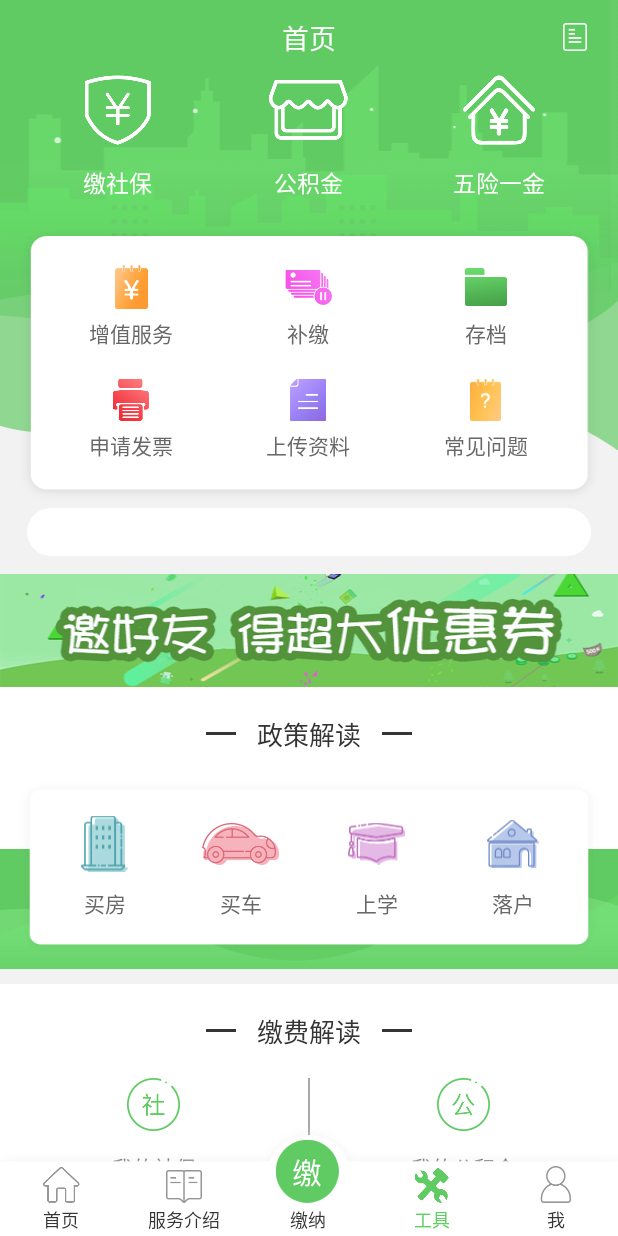
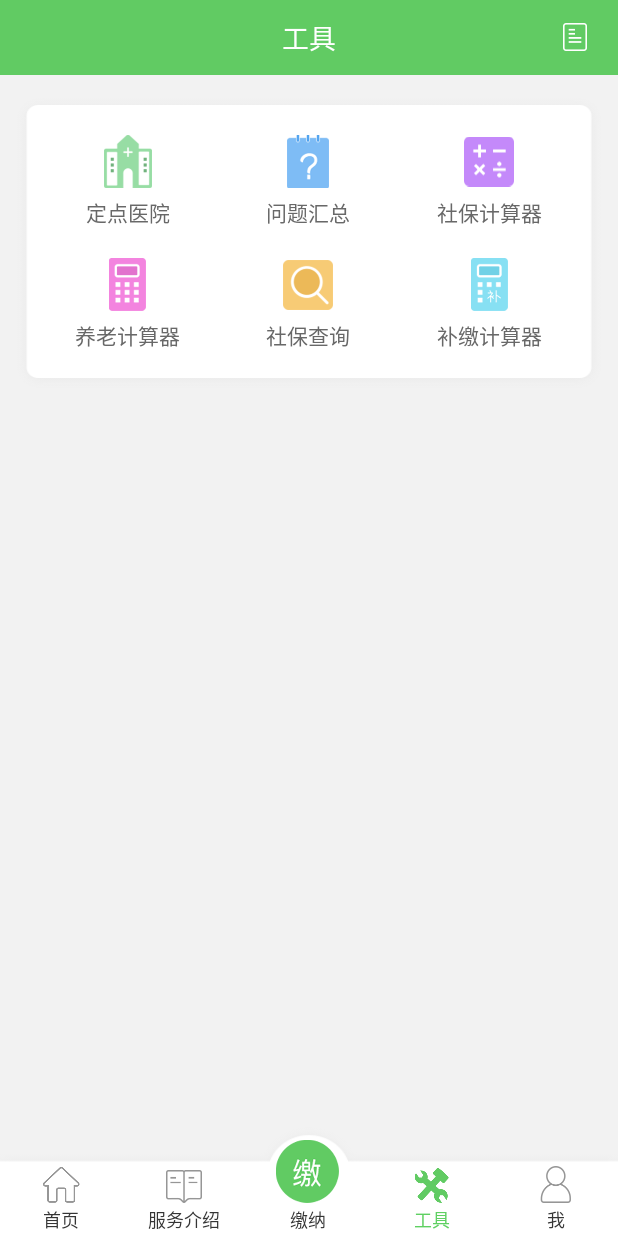
Before and after one commit to justinliutcl/social, an Android app: the screen it shows after launch (MainActivity), after a tap on "工具", on a phone screen of 412 x 824 dp. Run offline under Robolectric (Android 15) with nearby library versions, the phone set to English and light mode, and no system bars; our stand-ins replace data binding; libraries missing offline, so code that uses them is left out: com.mob; network calls fail; 51 statements that could not run were skipped; 3 other taps on this screen came first.

Commit message:
add four
Signed-off-by: Your Name <you@example.com>

```diff
--- a/app/src/main/java/com/justin/social/fragment/FourFragment.java
+++ b/app/src/main/java/com/justin/social/fragment/FourFragment.java
@@ -8,6 +8,8 @@ import android.view.View;
 import android.view.ViewGroup;
 
 import com.justin.social.R;
+import com.justin.social.databinding.FragmentFiveBinding;
+import com.justin.social.databinding.FragmentFourBinding;
 import com.justin.social.databinding.FragmentOneBinding;
 
 /**
@@ -15,10 +17,10 @@ import com.justin.social.databinding.FragmentOneBinding;
  */
 
 public class FourFragment extends Fragment {
-    private FragmentOneBinding mBinding;
+    private FragmentFourBinding mBinding;
     public View onCreateView(LayoutInflater inflater, @Nullable ViewGroup container, @Nullable Bundle savedInstanceState) {
 
-        mBinding = DataBindingUtil.inflate(LayoutInflater.from(getActivity()), R.layout.fragment_one, container, false);
+        mBinding = DataBindingUtil.inflate(LayoutInflater.from(getActivity()), R.layout.fragment_four, container, false);
         initView();
         return mBinding.getRoot();
     }
--- a/app/src/main/java/com/justin/social/fragment/OneFragment.java
+++ b/app/src/main/java/com/justin/social/fragment/OneFragment.java
@@ -2,6 +2,7 @@ package com.justin.social.fragment;
 
 
 import android.app.Fragment;
+import android.content.res.Configuration;
 import android.databinding.DataBindingUtil;
 import android.os.Bundle;
 import android.support.annotation.Nullable;
@@ -34,4 +35,30 @@ public class OneFragment extends Fragment {
         model.initNewList();
         mBinding.setModel(model);
     }
+
+    @Override
+    public void onPause() {
+        super.onPause();
+        model.pauseShowNewList();
+    }
+
+    @Override
+    public void onResume() {
+        super.onResume();
+        if(model!=null)
+            model.startShowNewList();
+    }
+
+
+    @Override
+    public void onHiddenChanged(boolean hidden) {
+        super.onHiddenChanged(hidden);
+        if(!hidden){
+            if(model!=null)
+                model.startShowNewList();
+        }else {
+            if(model!=null)
+                model.pauseShowNewList();
+        }
+    }
 }
--- a/app/src/main/java/com/justin/social/model/one/OrderTableModel.java
+++ b/app/src/main/java/com/justin/social/model/one/OrderTableModel.java
@@ -46,6 +46,7 @@ public class OrderTableModel extends BaseModel {
     public ObservableField<String> serviceCharge;
     public ObservableField<String> overdue_fine;
     public ObservableField<String> sum;
+    public ObservableField<String> currentTime;
 
     private ActivityOrderTableBinding bind;
     private double minBase;
@@ -54,7 +55,6 @@ public class OrderTableModel extends BaseModel {
     private double maxFiveBase;
     private String cityName;
     private String hourseType;
-    public String currentTime;
     public String defaultBase;
     public String defaultFiveBase;
     public ObservableBoolean isFirst;
@@ -80,7 +80,7 @@ public class OrderTableModel extends BaseModel {
         sum = new ObservableField<>("0.00");
 
         tableType = new ObservableField<>(mContext.getString(R.string.social_type_have));
-        currentTime = AppUtils.getTime("yyyy-MM-dd");
+        currentTime=new ObservableField<>(AppUtils.getTime("yyyy-MM-dd"));
     }
 
     public void onNextClick(View view) {
@@ -279,7 +279,7 @@ public class OrderTableModel extends BaseModel {
                             bind.banknumText.getText().toString(), dbUser.getIdCard(),
                             cityName, appDur.get(), defaultBase,defaultFiveBase,
                             socialSecurity.get(), accuSecurity.get(),disabilityInsurance.get(), personalTax.get(),
-                            serviceCharge.get(), overdue_fine.get(), sum.get(), currentTime, new BeanConfigCallBack<BaseConfig>() {
+                            serviceCharge.get(), overdue_fine.get(), sum.get(), currentTime.get(), new BeanConfigCallBack<BaseConfig>() {
                                 @Override
                                 public void onDataResponse(BaseConfig bean) {
                                     toastShow(bean.getMsg());
@@ -294,7 +294,7 @@ public class OrderTableModel extends BaseModel {
                                 bind.banknumText.getText().toString(), dbUser.getIdCard(),
                                 cityName, appDur.get(), defaultBase,
                                 accuSecurity.get(), disabilityInsurance.get(), personalTax.get(),
-                                serviceCharge.get(), overdue_fine.get(), sum.get(), currentTime, new BeanConfigCallBack<BaseConfig>() {
+                                serviceCharge.get(), overdue_fine.get(), sum.get(), currentTime.get(), new BeanConfigCallBack<BaseConfig>() {
                                     @Override
                                     public void onDataResponse(BaseConfig bean) {
                                         toastShow(bean.getMsg());
@@ -308,7 +308,7 @@ public class OrderTableModel extends BaseModel {
                                 bind.banknumText.getText().toString(), dbUser.getIdCard(),
                                 cityName, appDur.get(), defaultBase,
                                 accuSecurity.get(), disabilityInsurance.get(), personalTax.get(),
-                                serviceCharge.get(), overdue_fine.get(), sum.get(), currentTime, new BeanConfigCallBack<BaseConfig>() {
+                                serviceCharge.get(), overdue_fine.get(), sum.get(), currentTime.get(), new BeanConfigCallBack<BaseConfig>() {
                                     @Override
                                     public void onDataResponse(BaseConfig bean) {
                                         toastShow(bean.getMsg());
@@ -348,7 +348,21 @@ public class OrderTableModel extends BaseModel {
                 DialogUtils.getDialogUtilInstance().showSocialTypeDialog(mContext, new DialogUtils.ItemClickBack() {
                     @Override
                     public void onBack(String s) {
+                        if(s.equals(mContext.getString(R.string.social_type_have))){
+                            isFirst.set(false);
+                        }else{
+                            isFirst.set(true);
+                        }
                         tableType.set(s);
+                        DialogUtils.getDialogUtilInstance().dismiss();
+                    }
+                });
+                break;
+            case R.id.time_ll:
+                DialogUtils.getDialogUtilInstance().showDuringTimeDialog(mContext, new DialogUtils.ItemClickBack() {
+                    @Override
+                    public void onBack(String s) {
+                        currentTime.set(s);
                         DialogUtils.getDialogUtilInstance().dismiss();
                     }
                 });
--- /dev/null
+++ b/app/src/main/java/com/justin/social/model/tab/FourModel.java
@@ -0,0 +1,39 @@
+package com.justin.social.model.tab;
+
+import android.content.Context;
+import android.databinding.ObservableField;
+import android.support.v7.widget.DividerItemDecoration;
+import android.view.View;
+
+import com.justin.social.RetrofitUtils.DataBean.callBack.BeanConfigCallBack;
+import com.justin.social.RetrofitUtils.DataBean.one.SocialPeopleConfig;
+import com.justin.social.RetrofitUtils.DataBean.two.ServiceConfig;
+import com.justin.social.RetrofitUtils.HttpConfigManager;
+import com.justin.social.accessor.CommonSettingValue;
+import com.justin.social.adapter.ServiceAdapter;
+import com.justin.social.databinding.FragmentTwoBinding;
+import com.justin.social.model.base.BaseModel;
+
+import java.util.ArrayList;
+import java.util.List;
+
+import static android.support.v7.widget.DividerItemDecoration.VERTICAL;
+import static com.mob.MobSDK.getContext;
+
+/**
+ * Created by Justinliu on 2018/3/28.
+ */
+
+public class FourModel extends BaseModel {
+
+    public FourModel(Context context) {
+        super(context);
+    }
+
+    public void onClick(View view){
+        switch (view.getId()){
+
+        }
+    }
+
+}
--- a/app/src/main/java/com/justin/social/model/tab/OneModel.java
+++ b/app/src/main/java/com/justin/social/model/tab/OneModel.java
@@ -158,4 +158,15 @@ public class OneModel extends BaseModel {
                 break;
         }
     }
+
+    public void pauseShowNewList() {
+        mBinding.marqueeView.stopFlipping();
+    }
+
+    public void startShowNewList() {
+        if(mBinding!=null&&mBinding.marqueeView!=null&&!mBinding.marqueeView.isFlipping()){
+            mBinding.marqueeView.startFlipping();
+        }
+
+    }
 }
--- a/app/src/main/java/com/justin/social/utils/AppUtils.java
+++ b/app/src/main/java/com/justin/social/utils/AppUtils.java
@@ -54,6 +54,12 @@ public class AppUtils {
     public static String getTime(String formoat){
         SimpleDateFormat sdf = new SimpleDateFormat(formoat);
         Date dt = new Date(System.currentTimeMillis());
+        return sdf.format(dt);
+    }
+
+    public static String getTime(String formoat,long time){
+        SimpleDateFormat sdf = new SimpleDateFormat(formoat);
+        Date dt = new Date(time);
         return sdf.format(dt);
     }
 
--- a/app/src/main/java/com/justin/social/utils/DialogImpl.java
+++ b/app/src/main/java/com/justin/social/utils/DialogImpl.java
@@ -69,4 +69,28 @@ public class DialogImpl {
         binding.setModel(model);
         return binding.getRoot();
     }
+    public static View getDuringTimeView(Context context, DialogUtils.ItemClickBack back){
+        DialogDuringBinding binding = DataBindingUtil.inflate(LayoutInflater.from(context), R.layout.dialog_during,null,false);
+        DialogNorModel model = new DialogNorModel(context);
+        List<String> list = new ArrayList<>();
+        long oneMonth = 2592000000L;
+        model.initTitle("请选择开始时长");
+        list.add(AppUtils.getTime("yyyy-MM-") + "01");
+        list.add(AppUtils.getTime("yyyy-MM-", System.currentTimeMillis() - oneMonth) + "01");
+        list.add(AppUtils.getTime("yyyy-MM-", System.currentTimeMillis() - (2 * oneMonth)) + "01");
+        list.add(AppUtils.getTime("yyyy-MM-", System.currentTimeMillis() - (3 * oneMonth)) + "01");
+        list.add(AppUtils.getTime("yyyy-MM-", System.currentTimeMillis() - (4 * oneMonth)) + "01");
+        list.add(AppUtils.getTime("yyyy-MM-", System.currentTimeMillis() - (5 * oneMonth)) + "01");
+        list.add(AppUtils.getTime("yyyy-MM-", System.currentTimeMillis() - (6 * oneMonth)) + "01");
+        list.add(AppUtils.getTime("yyyy-MM-", System.currentTimeMillis() - (7 * oneMonth)) + "01");
+        list.add(AppUtils.getTime("yyyy-MM-", System.currentTimeMillis() - (8 * oneMonth)) + "01");
+        list.add(AppUtils.getTime("yyyy-MM-", System.currentTimeMillis() - (9 * oneMonth)) + "01");
+        list.add(AppUtils.getTime("yyyy-MM-", System.currentTimeMillis() - (10 * oneMonth)) + "01");
+        list.add(AppUtils.getTime("yyyy-MM-", System.currentTimeMillis() - (11 * oneMonth)) + "01");
+        model.initBind(binding);
+        model.initAdapter(list, back);
+        binding.setModel(model);
+        binding.list.getLayoutParams().height = (int) (DimensionUtils.HEIGHT_PIXELS * 0.7);
+        return binding.getRoot();
+    }
 }
--- a/app/src/main/java/com/justin/social/utils/DialogUtils.java
+++ b/app/src/main/java/com/justin/social/utils/DialogUtils.java
@@ -93,6 +93,9 @@ public class DialogUtils {
     public void showSocialTypeDialog(Context context, ItemClickBack back){
         showSimpleDialog(context,DialogImpl.getSocialTypeView(context,back));
     }
+public void showDuringTimeDialog(Context context, ItemClickBack back){
+        showSimpleDialog(context,DialogImpl.getDuringTimeView(context,back));
+    }
 
 
     public static void hideSoftKeyboard(Activity activity) {
--- a/app/src/main/res/layout/activity_order_table.xml
+++ b/app/src/main/res/layout/activity_order_table.xml
@@ -372,10 +372,12 @@
                         android:visibility="@{model.isAccu?view.visibility:view.GONE}" />
 
                     <LinearLayout
+                        android:id="@+id/time_ll"
                         android:layout_width="match_parent"
                         android:layout_height="wrap_content"
                         android:background="@color/white"
                         android:orientation="horizontal"
+                        android:onClick="@{model.onDialogShow}"
                         android:padding="16dp">
 
                         <TextView
--- /dev/null
+++ b/app/src/main/res/layout/fragment_four.xml
@@ -0,0 +1,246 @@
+<?xml version="1.0" encoding="utf-8"?>
+<layout xmlns:android="http://schemas.android.com/apk/res/android">
+
+    <data>
+
+        <variable
+            name="model"
+            type="com.justin.social.model.tab.FourModel" />
+    </data>
+
+    <RelativeLayout
+        android:layout_width="match_parent"
+        android:layout_height="match_parent"
+        android:background="@color/base_black_back"
+        >
+
+        <RelativeLayout
+            android:id="@+id/backview"
+            android:layout_width="match_parent"
+            android:layout_height="50dp"
+            android:background="@color/title_green">
+
+            <TextView
+                android:layout_width="wrap_content"
+                android:layout_height="wrap_content"
+                android:layout_centerInParent="true"
+                android:text="工具"
+                android:textColor="@color/white"
+                android:textSize="18sp" />
+
+            <ImageView
+                android:layout_width="wrap_content"
+                android:layout_height="wrap_content"
+                android:layout_alignParentRight="true"
+                android:layout_centerVertical="true"
+                android:layout_marginRight="15dp"
+                android:onClick="@{model.onClick}"
+                android:padding="5dp"
+                android:src="@drawable/icon_right_news" />
+        </RelativeLayout>
+
+        <android.support.v4.widget.NestedScrollView
+            android:layout_width="match_parent"
+            android:layout_height="match_parent"
+            android:layout_below="@id/backview">
+
+            <LinearLayout
+                android:layout_width="match_parent"
+                android:layout_height="match_parent"
+                android:clipToPadding="false"
+                android:orientation="vertical"
+                android:paddingBottom="65dp"
+                android:paddingLeft="10dp"
+                android:paddingRight="10dp"
+                android:paddingTop="14dp">
+                <RelativeLayout
+                    android:id="@+id/function"
+                    android:layout_width="match_parent"
+                    android:layout_height="wrap_content"
+                    android:layout_below="@+id/title"
+                    android:background="@drawable/back_carconlater_back">
+
+                    <RelativeLayout
+                        android:layout_width="match_parent"
+                        android:layout_height="wrap_content"
+                        android:layout_centerInParent="true">
+
+                        <LinearLayout
+                            android:id="@+id/funciation_top"
+                            android:layout_width="match_parent"
+                            android:layout_height="wrap_content"
+                            android:layout_marginLeft="15dp"
+                            android:layout_marginRight="15dp"
+                            android:layout_marginTop="20dp"
+                            android:orientation="horizontal"
+
+                            >
+
+                            <LinearLayout
+                                android:id="@+id/more_ll"
+                                android:layout_width="0dp"
+                                android:layout_height="wrap_content"
+                                android:layout_weight="1"
+                                android:gravity="center"
+                                android:onClick="@{model.onClick}"
+                                android:orientation="vertical">
+
+                                <ImageView
+                                    android:layout_width="wrap_content"
+                                    android:layout_height="wrap_content"
+                                    android:src="@drawable/icon_calculator_hosptial" />
+
+                                <TextView
+                                    android:layout_width="wrap_content"
+                                    android:layout_height="wrap_content"
+                                    android:layout_marginTop="5dp"
+                                    android:text="定点医院"
+                                    android:textColor="@color/base_black3"
+                                    android:textSize="@dimen/one_main_text" />
+                            </LinearLayout>
+
+                            <LinearLayout
+                                android:id="@+id/add_ll"
+                                android:layout_width="0dp"
+                                android:layout_height="match_parent"
+                                android:layout_weight="1"
+                                android:gravity="center"
+                                android:onClick="@{model.onClick}"
+                                android:orientation="vertical">
+
+                                <ImageView
+                                    android:layout_width="wrap_content"
+                                    android:layout_height="0dp"
+                                    android:layout_weight="1"
+                                    android:scaleType="center"
+                                    android:src="@drawable/icon_calculator_problem" />
+
+                                <TextView
+                                    android:layout_width="wrap_content"
+                                    android:layout_height="wrap_content"
+                                    android:text="问题汇总"
+                                    android:layout_marginTop="5dp"
+                                    android:textColor="@color/base_black3"
+                                    android:textSize="@dimen/one_main_text" />
+                            </LinearLayout>
+
+                            <LinearLayout
+                                android:id="@+id/save_ll"
+                                android:layout_width="0dp"
+                                android:layout_height="match_parent"
+                                android:layout_weight="1"
+                                android:gravity="center_horizontal"
+                                android:onClick="@{model.onClick}"
+                                android:orientation="vertical">
+
+                                <ImageView
+                                    android:layout_width="wrap_content"
+                                    android:layout_height="0dp"
+                                    android:layout_weight="1"
+                                    android:src="@drawable/icon_calculator_social_cal" />
+
+                                <TextView
+                                    android:layout_width="wrap_content"
+                                    android:layout_height="wrap_content"
+                                    android:text="社保计算器"
+                                    android:layout_marginTop="5dp"
+                                    android:textColor="@color/base_black3"
+                                    android:textSize="@dimen/one_main_text" />
+                            </LinearLayout>
+                        </LinearLayout>
+
+                        <LinearLayout
+                            android:layout_width="match_parent"
+                            android:layout_height="wrap_content"
+                            android:layout_below="@+id/funciation_top"
+                            android:layout_marginBottom="20dp"
+                            android:layout_marginLeft="15dp"
+                            android:layout_marginRight="15dp"
+                            android:layout_marginTop="20dp"
+                            android:orientation="horizontal"
+
+                            >
+
+                            <LinearLayout
+                                android:id="@+id/note_ll"
+                                android:layout_width="0dp"
+                                android:layout_height="wrap_content"
+                                android:layout_weight="1"
+                                android:gravity="center"
+                                android:onClick="@{model.onClick}"
+                                android:orientation="vertical">
+
+                                <ImageView
+                                    android:layout_width="wrap_content"
+                                    android:layout_height="wrap_content"
+                                    android:src="@drawable/icon_calculator_old_cal" />
+
+                                <TextView
+                                    android:layout_width="wrap_content"
+                                    android:layout_height="wrap_content"
+                                    android:layout_marginTop="5dp"
+                                    android:text="养老计算器"
+                                    android:textColor="@color/base_black3"
+                                    android:textSize="@dimen/one_main_text" />
+                            </LinearLayout>
+
+                            <LinearLayout
+                                android:id="@+id/send_ll"
+                                android:layout_width="0dp"
+                                android:layout_height="match_parent"
+                                android:layout_weight="1"
+                                android:gravity="center"
+                                android:onClick="@{model.onClick}"
+                                android:orientation="vertical">
+
+                                <ImageView
+                                    android:layout_width="wrap_content"
+                                    android:layout_height="0dp"
+                                    android:layout_weight="1"
+                                    android:scaleType="center"
+                                    android:src="@drawable/icon_calculator_social_search" />
+
+                                <TextView
+                                    android:layout_width="wrap_content"
+                                    android:layout_height="wrap_content"
+                                    android:layout_marginTop="5dp"
+                                    android:text="社保查询"
+                                    android:textColor="@color/base_black3"
+                                    android:textSize="@dimen/one_main_text" />
+                            </LinearLayout>
+
+                            <LinearLayout
+                                android:id="@+id/problem_ll"
+                                android:layout_width="0dp"
+                                android:layout_height="match_parent"
+                                android:layout_weight="1"
+                                android:gravity="center"
+                                android:onClick="@{model.onClick}"
+                                android:orientation="vertical">
+
+                                <ImageView
+                                    android:layout_width="wrap_content"
+                                    android:layout_height="0dp"
+                                    android:layout_weight="1"
+                                    android:src="@drawable/icon_calculator_remedy" />
+
+                                <TextView
+                                    android:layout_width="wrap_content"
+                                    android:layout_height="wrap_content"
+                                    android:layout_marginTop="5dp"
+                                    android:text="补缴计算器"
+                                    android:textColor="@color/base_black3"
+                                    android:textSize="@dimen/one_main_text" />
+                            </LinearLayout>
+                        </LinearLayout>
+                    </RelativeLayout>
+
+                </RelativeLayout>
+
+
+            </LinearLayout>
+        </android.support.v4.widget.NestedScrollView>
+
+    </RelativeLayout>
+
+</layout>
--- a/app/src/main/res/layout/fragment_one.xml
+++ b/app/src/main/res/layout/fragment_one.xml
@@ -620,6 +620,7 @@
                 android:layout_width="match_parent"
                 android:layout_height="wrap_content"
                 android:layout_below="@+id/new_title"
+                android:layout_marginBottom="20dp"
                 android:background="@color/white"
                 android:nestedScrollingEnabled="false"
                 >
```
Also changed, not shown: app/src/main/res/drawable-xxhdpi/back_carconlater_back.png (added), app/src/main/res/drawable-xxhdpi/icon_calculator_hosptial.png (added), app/src/main/res/drawable-xxhdpi/icon_calculator_old_cal.png (added), app/src/main/res/drawable-xxhdpi/icon_calculator_problem.png (added), app/src/main/res/drawable-xxhdpi/icon_calculator_remedy.png (added), app/src/main/res/drawable-xxhdpi/icon_calculator_social_cal.png (added), app/src/main/res/drawable-xxhdpi/icon_calculator_social_search.png (added).
